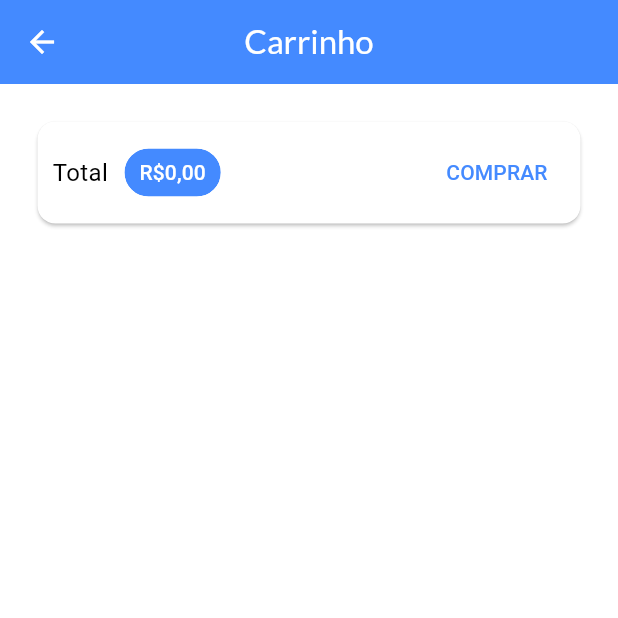
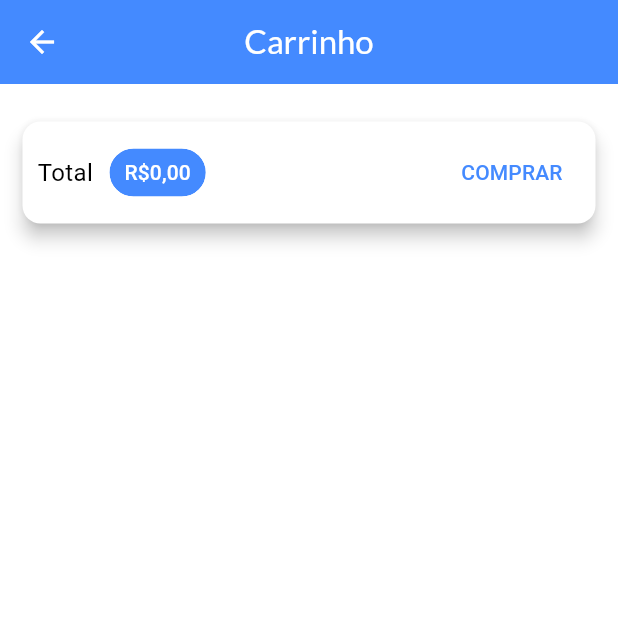
Before and after one commit to Jooaomarcelo/loja-app, a Flutter app: the CartPage screen opened by its route, on a phone screen of 412 x 824 dp, the top half of it. Run offline on Flutter 3.47's test engine with Material 3 defaults, Android fonts, the phone set to English and light mode, and no system bars; network calls fail.

Commit message:
added cart items list component

```diff
--- a/lib/pages/cart_page.dart
+++ b/lib/pages/cart_page.dart
@@ -1,6 +1,8 @@
 import 'package:flutter/material.dart';
 import 'package:provider/provider.dart';
-import 'package:shop/models/cart.dart';
+
+import '../components/cart_item.dart';
+import '../models/cart.dart';
 
 class CartPage extends StatelessWidget {
   const CartPage({super.key});
@@ -9,6 +11,8 @@ class CartPage extends StatelessWidget {
   Widget build(BuildContext context) {
     final Cart cart = Provider.of(context);
 
+    final items = cart.items.values.toList();
+
     return Scaffold(
       appBar: AppBar(
         title: const Text('Carrinho'),
@@ -16,7 +20,11 @@ class CartPage extends StatelessWidget {
       body: Column(
         children: [
           Card(
-            margin: const EdgeInsets.all(25),
+            elevation: 5,
+            margin: const EdgeInsets.symmetric(
+              horizontal: 15,
+              vertical: 25,
+            ),
             child: Padding(
               padding: const EdgeInsets.all(10),
               child: Row(
@@ -58,7 +66,13 @@ class CartPage extends StatelessWidget {
                 ],
               ),
             ),
-          )
+          ),
+          Expanded(
+            child: ListView.builder(
+              itemCount: items.length,
+              itemBuilder: (ctx, i) => CartItemWidget(item: items[i]),
+            ),
+          ),
         ],
       ),
     );
```
Also changed, not shown: lib/components/cart_item.dart (added, +39 -0 lines).
